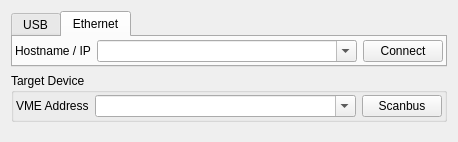
Above: src/mvlc_connect_widget.ui from flueke/libmvp before the change. Below: the same form after it.
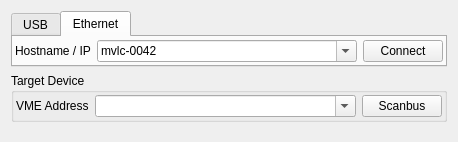
That is the form after the change. The open tabs and pages were chosen to show the change. Icons and pictures are not drawn.

```diff
--- a/src/mvlc_connect_widget.ui
+++ b/src/mvlc_connect_widget.ui
@@ -123,6 +123,11 @@
          <property name="editable">
           <bool>true</bool>
          </property>
+         <item>
+          <property name="text">
+           <string>mvlc-0042</string>
+          </property>
+         </item>
         </widget>
        </item>
        <item>
```
